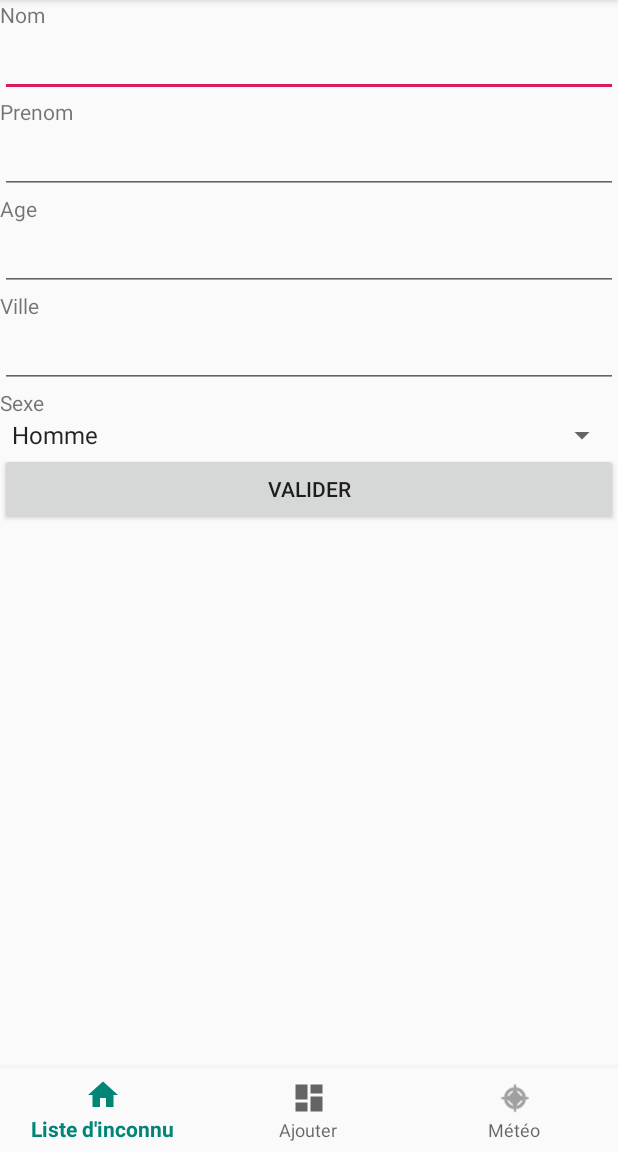
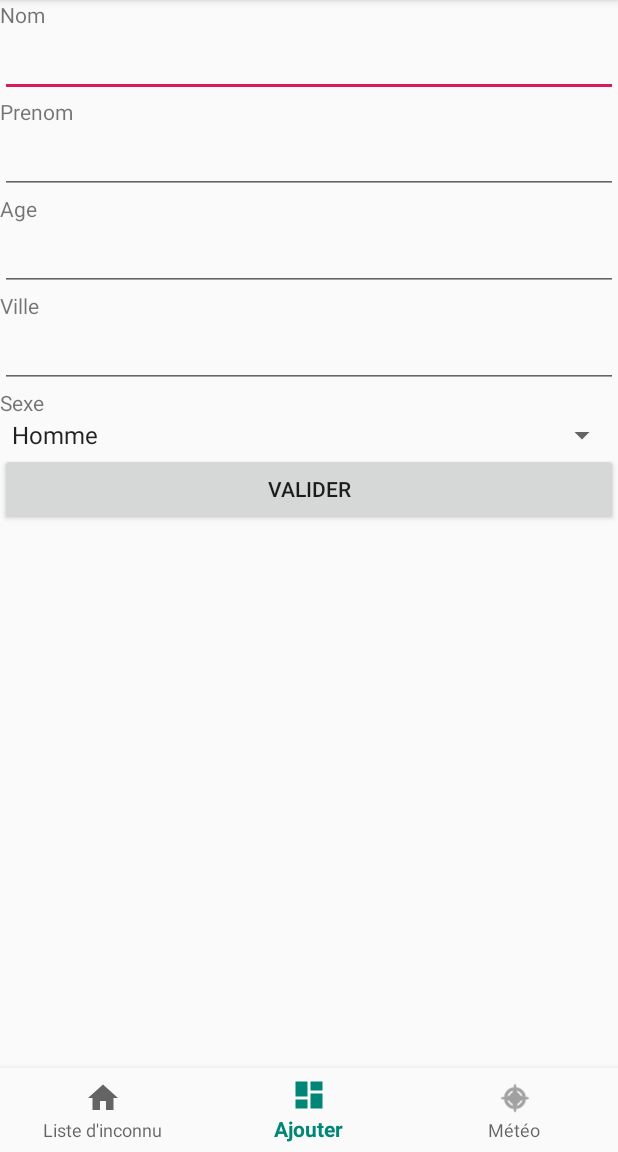
Before and after one commit to haroldconan/MeteoInconnu, an Android app: the screen it shows after launch (AjouterActivity), item 2 of the bottom bar chosen, on a phone screen of 412 x 824 dp, the part 84-1236 px from its top. Run offline under Robolectric (Android 15) with nearby library versions, the phone set to English and light mode, and no system bars; our stand-ins replace Picasso; pictures from the network do not load.

Commit message:
hc : changement de fenetre

```diff
--- a/app/src/main/java/com/tp/meteoinconnu/AjouterActivity.java
+++ b/app/src/main/java/com/tp/meteoinconnu/AjouterActivity.java
@@ -29,6 +29,7 @@ public class AjouterActivity extends AppCompatActivity {
 
         @Override
         public boolean onNavigationItemSelected(@NonNull MenuItem item) {
+
             switch (item.getItemId()) {
                 case R.id.navigation_home:
                     return alertDialog();
@@ -77,6 +78,7 @@ public class AjouterActivity extends AppCompatActivity {
         setContentView(R.layout.activity_ajouter);
         BottomNavigationView navView = findViewById(R.id.nav_view);
         navView.setOnNavigationItemSelectedListener(mOnNavigationItemSelectedListener);
+        navView.setSelectedItemId(R.id.navigation_dashboard);
         getData();
         btnValider = findViewById(R.id.btnFinishAdd);
         alertDialogBuilder = new AlertDialog.Builder(this);
--- a/app/src/main/java/com/tp/meteoinconnu/MainActivity.java
+++ b/app/src/main/java/com/tp/meteoinconnu/MainActivity.java
@@ -46,6 +46,7 @@ public class MainActivity extends AppCompatActivity {
     AdaptateurListe monAdapteur;
     JsonObject jsonObject = null;
     List<Users> usersActuel = new ArrayList<>();
+    BottomNavigationView navView;
 
     private BottomNavigationView.OnNavigationItemSelectedListener mOnNavigationItemSelectedListener
             = new BottomNavigationView.OnNavigationItemSelectedListener() {
@@ -74,7 +75,7 @@ public class MainActivity extends AppCompatActivity {
         super.onCreate(savedInstanceState);
         monAdapteur = new AdaptateurListe(this, usersActuel);
         setContentView(R.layout.activity_main);
-        BottomNavigationView navView = findViewById(R.id.nav_view);
+        navView = findViewById(R.id.nav_view);
         navView.setOnNavigationItemSelectedListener(mOnNavigationItemSelectedListener);
         listView = findViewById(R.id.listinconnu);
         listView.setAdapter(monAdapteur);
@@ -175,6 +176,8 @@ public class MainActivity extends AppCompatActivity {
 
                 }
 
+            }else{
+                navView.setSelectedItemId( R.id.navigation_home);
             }
         }catch (Exception e){
             Log.d("Erreur result : ",e.getMessage());
```
